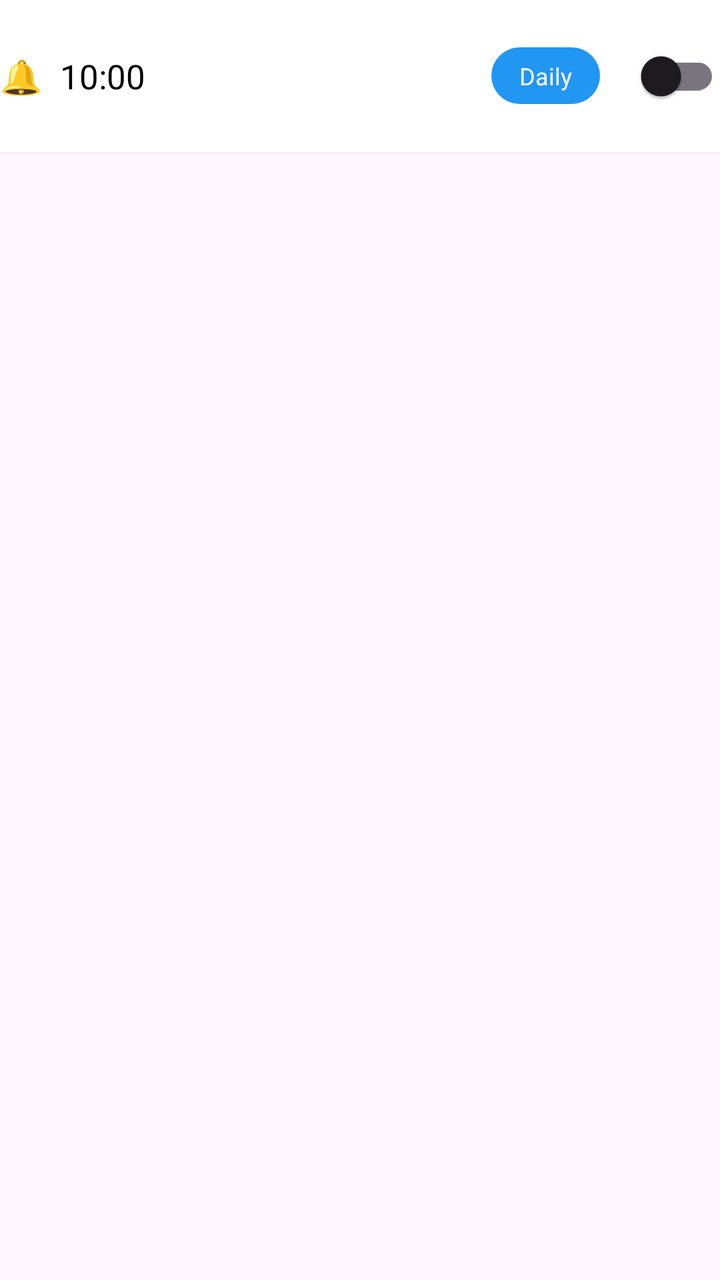
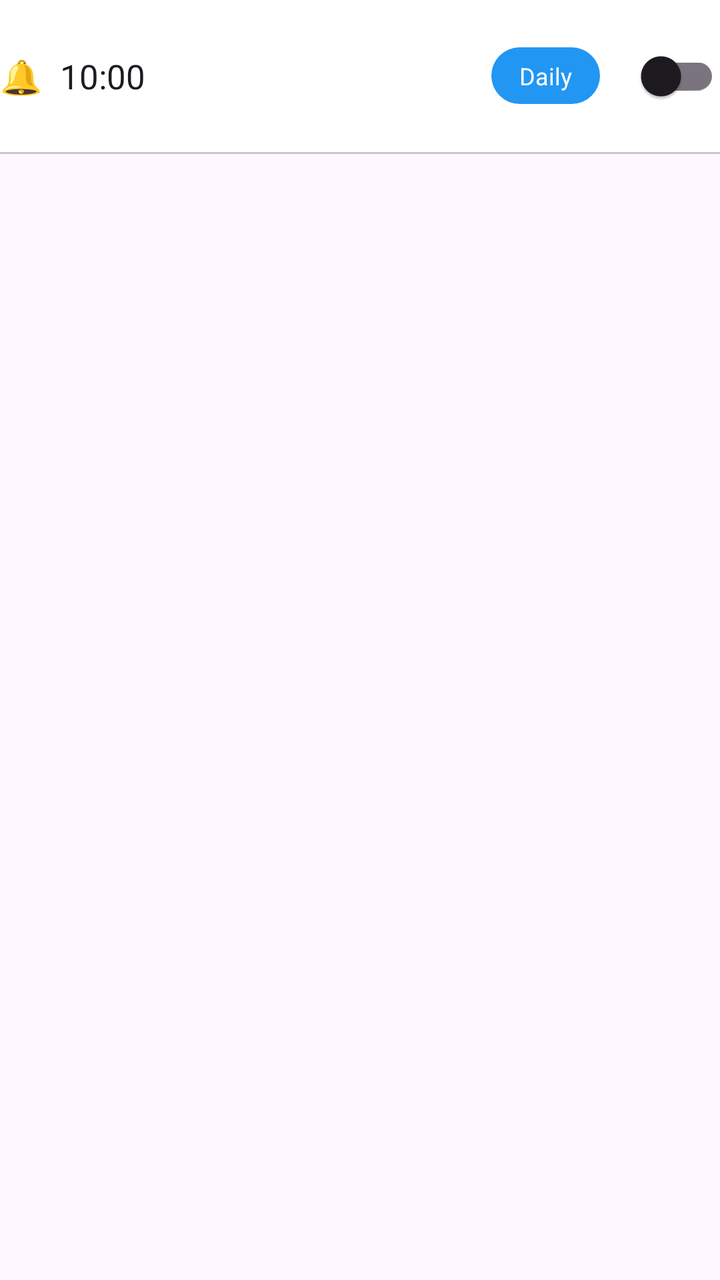

Two renders of the same Android screen: before a commit and after it. Below are the layout's source before the change and the commit's diff.
<!-- AndroidManifest.xml: application theme Theme.WaterReminder -->
<!-- res/layout/item_reminder.xml -->
<?xml version="1.0" encoding="utf-8"?>
<FrameLayout xmlns:android="http://schemas.android.com/apk/res/android"
    android:layout_width="match_parent"
    android:layout_height="wrap_content">

    
    <LinearLayout
        android:id="@+id/edit_background"
        android:layout_width="match_parent"
        android:layout_height="match_parent"
        android:background="#888888"
        android:gravity="center_vertical|start"
        android:paddingStart="24dp"
        android:orientation="horizontal"
        android:visibility="gone">

        <ImageView
            android:layout_width="20dp"
            android:layout_height="20dp"
            android:layout_marginEnd="6dp"
            android:src="@android:drawable/ic_menu_edit"
            android:tint="#FFFFFF"
            android:contentDescription="Edit" />

        <TextView
            android:layout_width="wrap_content"
            android:layout_height="wrap_content"
            android:text="Edit"
            android:textColor="#FFFFFF"
            android:textSize="14sp"
            android:textStyle="bold" />

    </LinearLayout>

    
    <LinearLayout
        android:id="@+id/delete_background"
        android:layout_width="match_parent"
        android:layout_height="match_parent"
        android:background="#F44336"
        android:gravity="center_vertical|end"
        android:paddingEnd="24dp"
        android:orientation="horizontal"
        android:visibility="gone">

        <ImageView
            android:layout_width="20dp"
            android:layout_height="20dp"
            android:layout_marginEnd="6dp"
            android:src="@android:drawable/ic_menu_delete"
            android:tint="#FFFFFF"
            android:contentDescription="Delete" />

        <TextView
            android:layout_width="wrap_content"
            android:layout_height="wrap_content"
            android:text="Delete"
            android:textColor="#FFFFFF"
            android:textSize="14sp"
            android:textStyle="bold" />

    </LinearLayout>

    
    <LinearLayout
        android:id="@+id/foreground"
        android:layout_width="match_parent"
        android:layout_height="wrap_content"
        android:orientation="vertical"
        android:background="#FFFFFF">

        <LinearLayout
            android:layout_width="match_parent"
            android:layout_height="wrap_content"
            android:gravity="center_vertical"
            android:paddingTop="14dp"
            android:paddingBottom="14dp"
            android:orientation="horizontal">

            <TextView
                android:id="@+id/text_reminder_time"
                android:layout_width="0dp"
                android:layout_height="wrap_content"
                android:layout_weight="1"
                android:textSize="17sp"
                android:textColor="#000000"
                android:text="🔔  10:00" />

            <TextView
                android:id="@+id/text_reminder_type"
                android:layout_width="wrap_content"
                android:layout_height="wrap_content"
                android:layout_marginEnd="12dp"
                android:paddingStart="14dp"
                android:paddingEnd="14dp"
                android:paddingTop="6dp"
                android:paddingBottom="6dp"
                android:text="Daily"
                android:textSize="12sp"
                android:textColor="#FFFFFF"
                android:background="@drawable/bg_type_chip"
                android:clickable="true"
                android:focusable="true" />

            <com.google.android.material.switchmaterial.SwitchMaterial
                android:id="@+id/switch_reminder_enabled"
                android:layout_width="wrap_content"
                android:layout_height="wrap_content" />

        </LinearLayout>

        <View
            android:layout_width="match_parent"
            android:layout_height="1dp"
            android:background="#F0F0F0" />

    </LinearLayout>

</FrameLayout>
<!-- resources referenced by this layout -->
<resources>
  <!-- drawable bg_type_chip (drawable) -->
  <?xml version="1.0" encoding="utf-8"?>
  <shape xmlns:android="http://schemas.android.com/apk/res/android"
      android:shape="rectangle">
      <solid android:color="#2196F3" />
      <corners android:radius="24dp" />
  </shape>
  <style name="Theme.WaterReminder" parent="Base.Theme.WaterReminder" />
  <style name="Base.Theme.WaterReminder" parent="Theme.Material3.DayNight.NoActionBar">
          
          
      </style>
</resources>

<!-- the commit's change to res/layout/item_reminder.xml (unified diff, before → after) -->
@@ -8,7 +8,7 @@
         android:id="@+id/edit_background"
         android:layout_width="match_parent"
         android:layout_height="match_parent"
-        android:background="#888888"
+        android:background="@color/swipe_edit_bg"
         android:gravity="center_vertical|start"
         android:paddingStart="24dp"
         android:orientation="horizontal"
@@ -19,14 +19,14 @@
             android:layout_height="20dp"
             android:layout_marginEnd="6dp"
             android:src="@android:drawable/ic_menu_edit"
-            android:tint="#FFFFFF"
+            android:tint="@color/white"
             android:contentDescription="Edit" />
 
         <TextView
             android:layout_width="wrap_content"
             android:layout_height="wrap_content"
             android:text="Edit"
-            android:textColor="#FFFFFF"
+            android:textColor="@color/white"
             android:textSize="14sp"
             android:textStyle="bold" />
 
@@ -37,7 +37,7 @@
         android:id="@+id/delete_background"
         android:layout_width="match_parent"
         android:layout_height="match_parent"
-        android:background="#F44336"
+        android:background="@color/brand_red"
         android:gravity="center_vertical|end"
         android:paddingEnd="24dp"
         android:orientation="horizontal"
@@ -48,14 +48,14 @@
             android:layout_height="20dp"
             android:layout_marginEnd="6dp"
             android:src="@android:drawable/ic_menu_delete"
-            android:tint="#FFFFFF"
+            android:tint="@color/white"
             android:contentDescription="Delete" />
 
         <TextView
             android:layout_width="wrap_content"
             android:layout_height="wrap_content"
             android:text="Delete"
-            android:textColor="#FFFFFF"
+            android:textColor="@color/white"
             android:textSize="14sp"
             android:textStyle="bold" />
 
@@ -67,7 +67,7 @@
         android:layout_width="match_parent"
         android:layout_height="wrap_content"
         android:orientation="vertical"
-        android:background="#FFFFFF">
+        android:background="@color/page_background">
 
         <LinearLayout
             android:layout_width="match_parent"
@@ -83,7 +83,7 @@
                 android:layout_height="wrap_content"
                 android:layout_weight="1"
                 android:textSize="17sp"
-                android:textColor="#000000"
+                android:textColor="?attr/colorOnSurface"
                 android:text="🔔  10:00" />
 
             <TextView
@@ -97,7 +97,7 @@
                 android:paddingBottom="6dp"
                 android:text="Daily"
                 android:textSize="12sp"
-                android:textColor="#FFFFFF"
+                android:textColor="@color/white"
                 android:background="@drawable/bg_type_chip"
                 android:clickable="true"
                 android:focusable="true" />
@@ -112,7 +112,7 @@
         <View
             android:layout_width="match_parent"
             android:layout_height="1dp"
-            android:background="#F0F0F0" />
+            android:background="?attr/colorOutlineVariant" />
 
     </LinearLayout>
 
<!-- resource entries referenced after the edit -->
@@ -1,5 +1,9 @@
 <!-- resources referenced by this layout -->
 <resources>
+  <color name="brand_red">#F44336</color>
+  <color name="page_background">#FFFFFF</color>
+  <color name="swipe_edit_bg">#888888</color>
+  <color name="white">#FFFFFFFF</color>
   <!-- drawable bg_type_chip (drawable) -->
   <?xml version="1.0" encoding="utf-8"?>
   <shape xmlns:android="http://schemas.android.com/apk/res/android"
